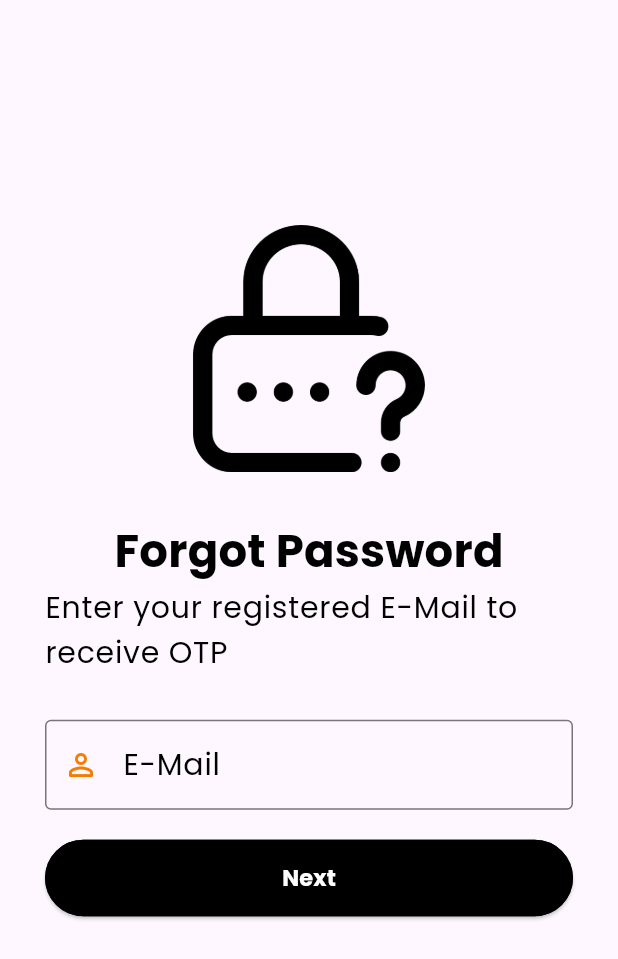
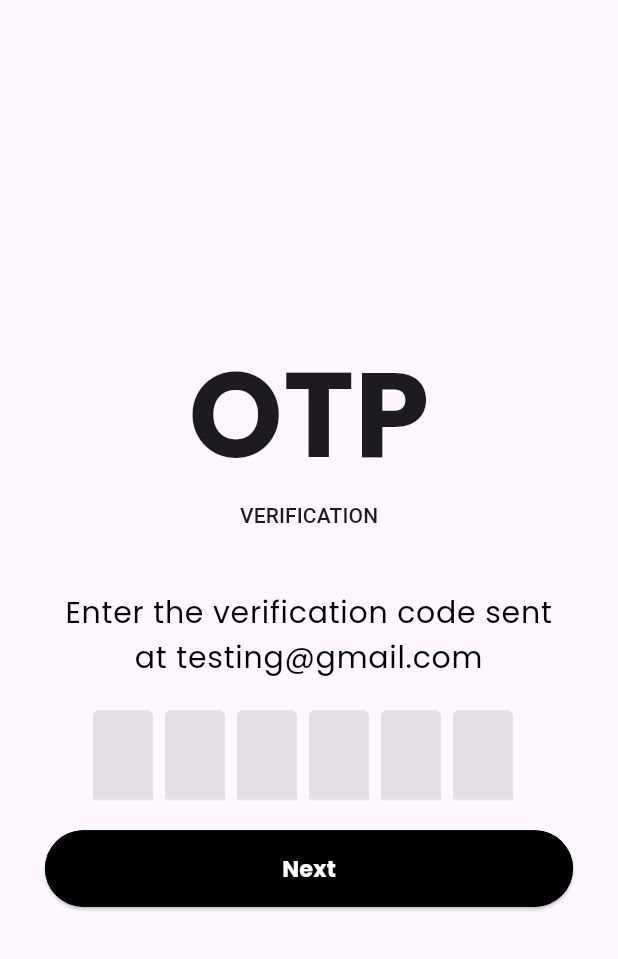
Before and after one commit to jiahui-1251/SunEase-Mental-Health-Application, a Flutter app: the ForgetPasswordScreen screen opened directly, after a tap on "Next", on a phone screen of 412 x 824 dp. Shown: the top 959 px of the screen. Run offline on Flutter 3.47's test engine with Material 3 defaults, Android fonts, the phone set to English and light mode, and no system bars; drawn by our look-alikes of flutter_otp_text_field; our stand-ins replace firebase_auth, firebase_core, get, google_fonts, iconsax_flutter, liquid_swipe and 2 more; accounts and stored records are empty.

```diff
--- a/lib/main.dart
+++ b/lib/main.dart
@@ -3,11 +3,13 @@ import 'package:fyp/pages/auth_page.dart';
 import 'package:firebase_core/firebase_core.dart';
 import 'package:fyp/src/constants/image_strings.dart';
 import 'package:fyp/src/features/authentication/screens/forget_password/forget_password_mail.dart';
+import 'package:fyp/src/features/authentication/screens/forget_password/forget_password_otp/otp_screen.dart';
 import 'package:fyp/src/features/authentication/screens/login/login_screen.dart';
 import 'package:fyp/src/features/authentication/screens/on_boarding/on_boarding_screen.dart';
 import 'package:fyp/src/features/authentication/screens/signup/signup_screen.dart';
 import 'package:fyp/src/features/authentication/screens/splash_screen/splash_screen.dart';
 import 'package:fyp/src/features/authentication/screens/welcome/welcome_screen.dart';
+import 'package:fyp/src/features/authentication/screens/widgets/navigation_menu.dart';
 import 'package:fyp/src/utils/theme/theme.dart';
 import 'package:get/get_navigation/src/root/get_material_app.dart';
 import 'package:get/get_navigation/src/routes/transitions_type.dart';
--- a/lib/src/constants/text_strings.dart
+++ b/lib/src/constants/text_strings.dart
@@ -41,3 +41,8 @@ const String tLoginNow = "Login Now";
 //Forgot Password Text
 const String tForgotPasswordTitle = "Forgot Password";
 const String tForgotPasswordSubTitle = "Enter your registered E-Mail to receive OTP";
+
+//OTP Screen
+const String tOtpTitle = "OTP";
+const String tOtpSubtitle = "Verification";
+const String tOtpMessage = "Enter the verification code sent at ";
--- a/lib/src/features/authentication/screens/forget_password/forget_password_mail.dart
+++ b/lib/src/features/authentication/screens/forget_password/forget_password_mail.dart
@@ -4,6 +4,9 @@ import 'package:fyp/src/constants/colors.dart';
 import 'package:fyp/src/constants/image_strings.dart';
 import 'package:fyp/src/constants/sizes.dart';
 import 'package:fyp/src/constants/text_strings.dart';
+import 'package:fyp/src/features/authentication/screens/forget_password/forget_password_otp/otp_screen.dart';
+import 'package:get/get.dart';
+import 'package:get/get_core/src/get_main.dart';
 
 class ForgetPasswordScreen extends StatelessWidget {
   const ForgetPasswordScreen({super.key});
@@ -42,7 +45,13 @@ class ForgetPasswordScreen extends StatelessWidget {
 
                     const SizedBox(height: 20.0),
 
-                    SizedBox(width: double.infinity, child: ElevatedButton(onPressed: (){}, child: const Text(tNext))),
+                    SizedBox(
+                      width: double.infinity,
+                      child: ElevatedButton(
+                        onPressed: ()=> Get.to(() => const OTPScreen()),
+                        child: const Text(tNext)
+                      )
+                    ),
                   ],
                 )
               )
--- /dev/null
+++ b/lib/src/features/authentication/screens/forget_password/forget_password_otp/otp_screen.dart
@@ -0,0 +1,63 @@
+import 'package:flutter/material.dart';
+import 'package:flutter_otp_text_field/flutter_otp_text_field.dart';
+import 'package:fyp/src/constants/sizes.dart';
+import 'package:fyp/src/constants/text_strings.dart';
+import 'package:get/get.dart';
+import 'package:get/get_core/src/get_main.dart';
+import 'package:google_fonts/google_fonts.dart';
+
+class OTPScreen extends StatelessWidget {
+  const OTPScreen({super.key});
+
+  @override
+  Widget build(BuildContext context) {
+    return Scaffold(
+      body: Container(
+        padding: const EdgeInsets.all(tDefaultSize),
+        child: Column(
+          mainAxisAlignment: MainAxisAlignment.center,
+          children: [
+            Text(
+              tOtpTitle,
+              style: GoogleFonts.poppins(
+                fontWeight: FontWeight.bold,
+                fontSize: 80.0,
+              )
+            ),
+            Text(
+              tOtpSubtitle.toUpperCase(),
+              style: Theme.of(context).textTheme.titleSmall,
+            ),
+
+            const SizedBox(height: 40.0),
+
+            Text(
+              tOtpMessage + "testing@gmail.com",
+              style: Theme.of(context).textTheme.bodyLarge,
+              textAlign: TextAlign.center,
+            ),
+
+            const SizedBox(height: 20.0),
+
+            OtpTextField(
+              numberOfFields: 6,
+              fillColor: Colors.black.withOpacity(0.1),
+              filled: true,
+              onSubmit: (code){ print("OTP is => $code");},
+            ),
+
+            const SizedBox(height: 20.0),
+
+            SizedBox(
+              width: double.infinity,
+              child: ElevatedButton(
+                onPressed: () {},
+                child: const Text(tNext)
+               )
+            ),
+          ],
+        ),
+      ),
+    );
+  }
+}
--- a/lib/src/features/authentication/screens/login/login_form_widget.dart
+++ b/lib/src/features/authentication/screens/login/login_form_widget.dart
@@ -3,6 +3,7 @@ import 'package:fyp/src/constants/colors.dart';
 import 'package:fyp/src/constants/sizes.dart';
 import 'package:fyp/src/constants/text_strings.dart';
 import 'package:fyp/src/features/authentication/screens/forget_password/forget_password_mail.dart';
+import 'package:fyp/src/features/authentication/screens/widgets/navigation_menu.dart';
 import 'package:get/get.dart';
 import 'package:get/get_core/src/get_main.dart';
 
@@ -60,7 +61,7 @@ class LoginForm extends StatelessWidget {
             SizedBox(
               width: double.infinity,
               child: ElevatedButton(
-                onPressed: (){},
+                onPressed: ()=> Get.to(() => const NavigationMenu()),
                 child: Text(tLogin.toUpperCase()),
               ),
             ),
--- a/pubspec.yaml
+++ b/pubspec.yaml
@@ -40,6 +40,8 @@ dependencies:
   get: ^4.6.5
   liquid_swipe: ^3.0.0
   smooth_page_indicator: ^1.0.0+2
+  flutter_otp_text_field: ^1.1.3+2
+  iconsax_flutter: ^1.0.0
 
 dev_dependencies:
   flutter_lints: ^4.0.0
```
Also changed, not shown: lib/src/features/authentication/screens/widgets/navigation_menu.dart (added, +33 -0 lines), pubspec.lock.
